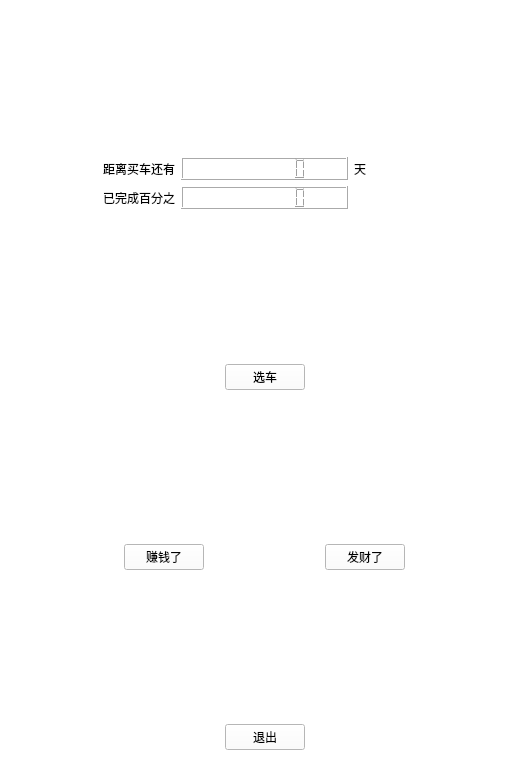
Old version of the form mainwindow.ui in the repository FlyingBlazer/WAC.
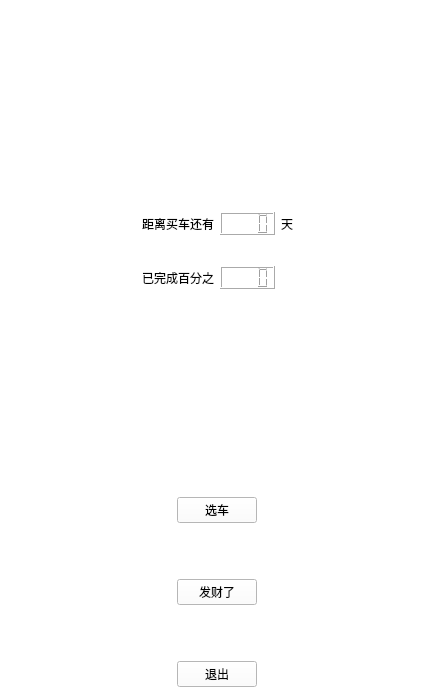
New version of the form.

```diff
--- a/mainwindow.ui
+++ b/mainwindow.ui
@@ -6,8 +6,8 @@
    <rect>
     <x>0</x>
     <y>0</y>
-    <width>529</width>
-    <height>759</height>
+    <width>434</width>
+    <height>696</height>
    </rect>
   </property>
   <property name="windowTitle">
@@ -17,7 +17,7 @@
    <string notr="true">background-color: rgb(255, 255, 255);</string>
   </property>
   <widget class="QWidget" name="centralwidget">
-   <layout class="QVBoxLayout" name="verticalLayout">
+   <layout class="QVBoxLayout" name="verticalLayout_2">
     <item>
      <spacer name="verticalSpacer_5">
       <property name="orientation">
@@ -33,44 +33,83 @@
     </item>
     <item>
      <layout class="QGridLayout" name="gridLayout">
+      <item row="1" column="2">
+       <spacer name="verticalSpacer_6">
+        <property name="orientation">
+         <enum>Qt::Vertical</enum>
+        </property>
+        <property name="sizeType">
+         <enum>QSizePolicy::Fixed</enum>
+        </property>
+        <property name="sizeHint" stdset="0">
+         <size>
+          <width>20</width>
+          <height>25</height>
+         </size>
+        </property>
+       </spacer>
+      </item>
       <item row="0" column="0">
-       <widget class="QLabel" name="label">
-        <property name="text">
-         <string>距离买车还有</string>
+       <spacer name="horizontalSpacer_3">
+        <property name="orientation">
+         <enum>Qt::Horizontal</enum>
         </property>
-        <property name="alignment">
-         <set>Qt::AlignRight|Qt::AlignTrailing|Qt::AlignVCenter</set>
+        <property name="sizeHint" stdset="0">
+         <size>
+          <width>40</width>
+          <height>20</height>
+         </size>
         </property>
-       </widget>
+       </spacer>
       </item>
-      <item row="0" column="1">
+      <item row="0" column="2">
        <widget class="QLCDNumber" name="lcdNumber">
+        <property name="font">
+         <font>
+          <pointsize>12</pointsize>
+         </font>
+        </property>
         <property name="styleSheet">
          <string notr="true"/>
         </property>
         <property name="digitCount">
-         <number>8</number>
+         <number>4</number>
         </property>
         <property name="intValue" stdset="0">
          <number>0</number>
         </property>
        </widget>
       </item>
-      <item row="0" column="2">
+      <item row="0" column="1">
+       <widget class="QLabel" name="label">
+        <property name="text">
+         <string>距离买车还有</string>
+        </property>
+        <property name="alignment">
+         <set>Qt::AlignRight|Qt::AlignTrailing|Qt::AlignVCenter</set>
+        </property>
+       </widget>
+      </item>
+      <item row="2" column="2">
+       <widget class="QLCDNumber" name="lcdNumber_2">
+        <property name="font">
+         <font>
+          <pointsize>12</pointsize>
+         </font>
+        </property>
+        <property name="digitCount">
+         <number>4</number>
+        </property>
+       </widget>
+      </item>
+      <item row="0" column="3">
        <widget class="QLabel" name="label_2">
         <property name="text">
          <string>天</string>
         </property>
        </widget>
       </item>
-      <item row="1" column="1">
-       <widget class="QLCDNumber" name="lcdNumber_2">
-        <property name="digitCount">
-         <number>8</number>
-        </property>
-       </widget>
-      </item>
-      <item row="1" column="0">
+      <item row="2" column="1">
        <widget class="QLabel" name="label_3">
         <property name="text">
          <string>已完成百分之</string>
@@ -80,24 +119,7 @@
         </property>
        </widget>
       </item>
-     </layout>
-    </item>
-    <item>
-     <spacer name="verticalSpacer_3">
-      <property name="orientation">
-       <enum>Qt::Vertical</enum>
-      </property>
-      <property name="sizeHint" stdset="0">
-       <size>
-        <width>20</width>
-        <height>139</height>
-       </size>
-      </property>
-     </spacer>
-    </item>
-    <item>
-     <layout class="QHBoxLayout" name="horizontalLayout_2">
-      <item>
+      <item row="0" column="4">
        <spacer name="horizontalSpacer_4">
         <property name="orientation">
          <enum>Qt::Horizontal</enum>
@@ -110,40 +132,17 @@
         </property>
        </spacer>
       </item>
-      <item>
-       <widget class="QPushButton" name="selectButton">
-        <property name="styleSheet">
-         <string notr="true">background-color: rgb(255, 255, 255);</string>
-        </property>
-        <property name="text">
-         <string>选车</string>
-        </property>
-       </widget>
-      </item>
-      <item>
-       <spacer name="horizontalSpacer_5">
-        <property name="orientation">
-         <enum>Qt::Horizontal</enum>
-        </property>
-        <property name="sizeHint" stdset="0">
-         <size>
-          <width>40</width>
-          <height>20</height>
-         </size>
-        </property>
-       </spacer>
-      </item>
      </layout>
     </item>
     <item>
-     <spacer name="verticalSpacer">
+     <spacer name="verticalSpacer_3">
       <property name="orientation">
        <enum>Qt::Vertical</enum>
       </property>
       <property name="sizeHint" stdset="0">
        <size>
         <width>20</width>
-        <height>140</height>
+        <height>139</height>
        </size>
       </property>
      </spacer>
@@ -164,87 +163,70 @@
        </spacer>
       </item>
       <item>
-       <widget class="QPushButton" name="incomeButton">
-        <property name="text">
-         <string>赚钱了</string>
-        </property>
-       </widget>
+       <layout class="QVBoxLayout" name="verticalLayout">
+        <item>
+         <widget class="QPushButton" name="selectButton">
+          <property name="styleSheet">
+           <string notr="true">background-color: rgb(255, 255, 255);</string>
+          </property>
+          <property name="text">
+           <string>选车</string>
+          </property>
+         </widget>
+        </item>
+        <item>
+         <spacer name="verticalSpacer">
+          <property name="orientation">
+           <enum>Qt::Vertical</enum>
+          </property>
+          <property name="sizeType">
+           <enum>QSizePolicy::Fixed</enum>
+          </property>
+          <property name="sizeHint" stdset="0">
+           <size>
+            <width>20</width>
+            <height>50</height>
+           </size>
+          </property>
+         </spacer>
+        </item>
+        <item>
+         <widget class="QPushButton" name="exIncomeButton">
+          <property name="text">
+           <string>发财了</string>
+          </property>
+         </widget>
+        </item>
+        <item>
+         <spacer name="verticalSpacer_2">
+          <property name="orientation">
+           <enum>Qt::Vertical</enum>
+          </property>
+          <property name="sizeType">
+           <enum>QSizePolicy::Fixed</enum>
+          </property>
+          <property name="sizeHint" stdset="0">
+           <size>
+            <width>20</width>
+            <height>50</height>
+           </size>
+          </property>
+         </spacer>
+        </item>
+        <item>
+         <widget class="QPushButton" name="quitButton">
+          <property name="styleSheet">
+           <string notr="true"/>
+          </property>
+          <property name="text">
+           <string>退出</string>
+          </property>
+         </widget>
+        </item>
+       </layout>
       </item>
       <item>
        <spacer name="horizontalSpacer_2">
-        <property name="orientation">
-         <enum>Qt::Horizontal</enum>
-        </property>
-        <property name="sizeHint" stdset="0">
-         <size>
-          <width>40</width>
-          <height>20</height>
-         </size>
-        </property>
-       </spacer>
-      </item>
-      <item>
-       <widget class="QPushButton" name="exIncomeButton">
-        <property name="text">
-         <string>发财了</string>
-        </property>
-       </widget>
-      </item>
-      <item>
-       <spacer name="horizontalSpacer_3">
-        <property name="orientation">
-         <enum>Qt::Horizontal</enum>
-        </property>
-        <property name="sizeHint" stdset="0">
-         <size>
-          <width>40</width>
-          <height>20</height>
-         </size>
-        </property>
-       </spacer>
-      </item>
-     </layout>
-    </item>
-    <item>
-     <spacer name="verticalSpacer_2">
-      <property name="orientation">
-       <enum>Qt::Vertical</enum>
-      </property>
-      <property name="sizeHint" stdset="0">
-       <size>
-        <width>20</width>
-        <height>139</height>
-       </size>
-      </property>
-     </spacer>
-    </item>
-    <item>
-     <layout class="QHBoxLayout" name="horizontalLayout_3">
-      <item>
-       <spacer name="horizontalSpacer_6">
-        <property name="orientation">
-         <enum>Qt::Horizontal</enum>
-        </property>
-        <property name="sizeHint" stdset="0">
-         <size>
-          <width>40</width>
-          <height>20</height>
-         </size>
-        </property>
-       </spacer>
-      </item>
-      <item>
-       <widget class="QPushButton" name="quitButton">
-        <property name="styleSheet">
-         <string notr="true"/>
-        </property>
-        <property name="text">
-         <string>退出</string>
-        </property>
-       </widget>
-      </item>
-      <item>
-       <spacer name="horizontalSpacer_7">
         <property name="orientation">
          <enum>Qt::Horizontal</enum>
         </property>
```
